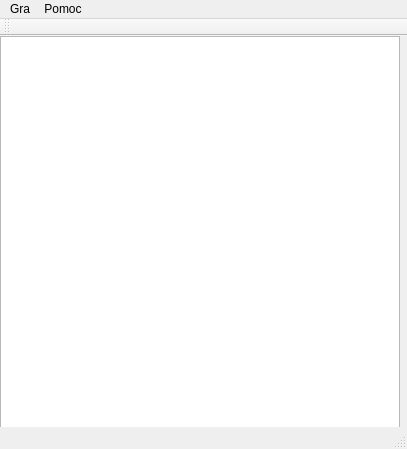
The window that src/MainWindow.ui (Tommalla/Przesuwanka) describes before a commit, drawn with Qt 5.
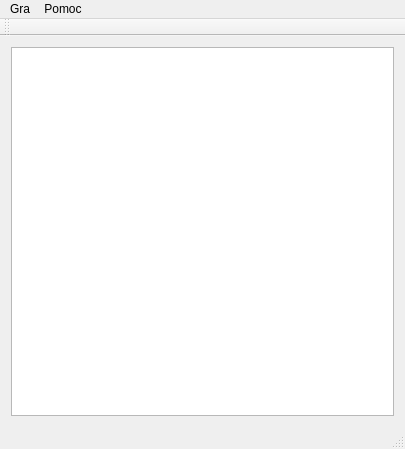
The same window after the commit.

Commit message: Poprawki w UI. Dodano okno nowej gry.

```diff
--- a/src/MainWindow.ui
+++ b/src/MainWindow.ui
@@ -6,23 +6,17 @@
    <rect>
     <x>0</x>
     <y>0</y>
-    <width>407</width>
+    <width>405</width>
     <height>449</height>
    </rect>
   </property>
   <property name="windowTitle">
    <string>MainWindow</string>
   </property>
-  <widget class="QWidget" name="centralWidget">
-   <widget class="QGraphicsView" name="graphicsView">
-    <property name="geometry">
-     <rect>
-      <x>0</x>
-      <y>0</y>
-      <width>400</width>
-      <height>400</height>
-     </rect>
-    </property>
+  <widget class="QWidget" name="CentralWidget">
+   <layout class="QGridLayout" name="gridLayout">
+    <item row="0" column="0">
+     <widget class="QGraphicsView" name="GraphicsView">
     <property name="sizePolicy">
      <sizepolicy hsizetype="Expanding" vsizetype="Expanding">
       <horstretch>0</horstretch>
@@ -48,13 +42,15 @@
      <enum>Qt::ScrollBarAlwaysOff</enum>
     </property>
    </widget>
+    </item>
+   </layout>
   </widget>
   <widget class="QMenuBar" name="MenuBar">
    <property name="geometry">
     <rect>
      <x>0</x>
      <y>0</y>
-     <width>407</width>
+     <width>405</width>
      <height>20</height>
     </rect>
    </property>
```
Left out of the diff: 12 changed lines with no effect on the pictures. Lines whose indentation alone changed are shown as unchanged. The commit also changes 3 other files.
